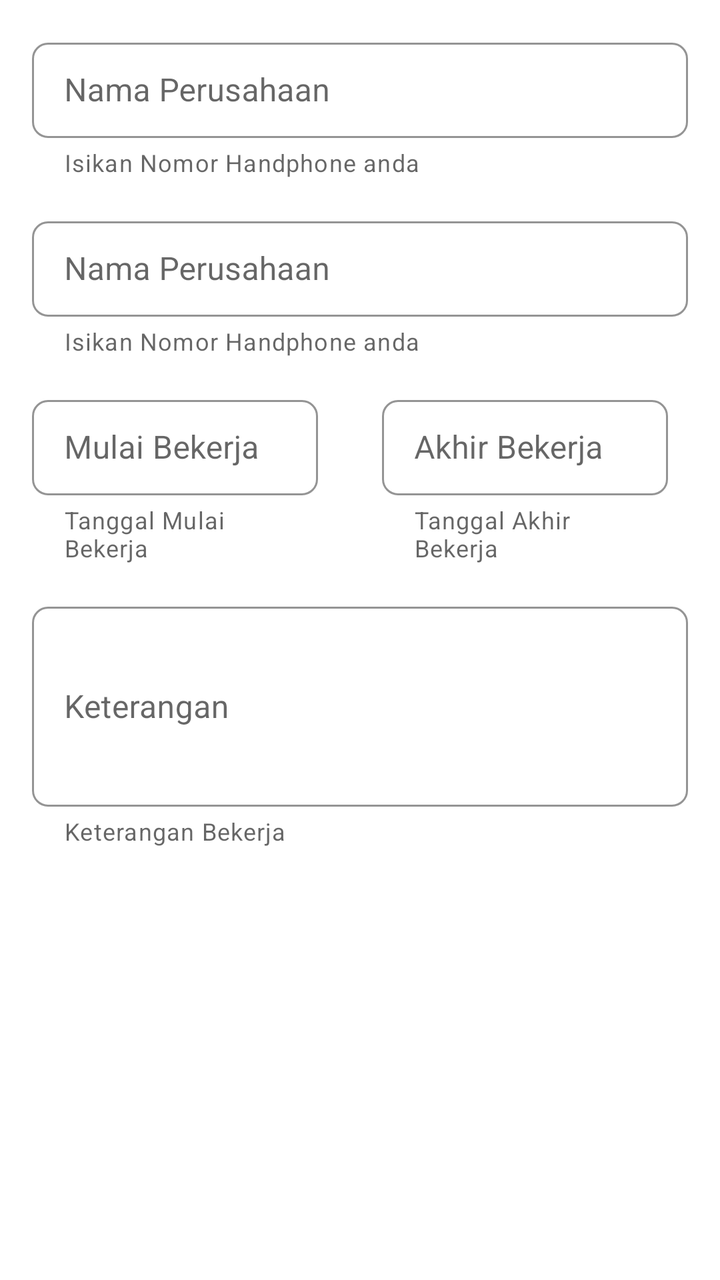
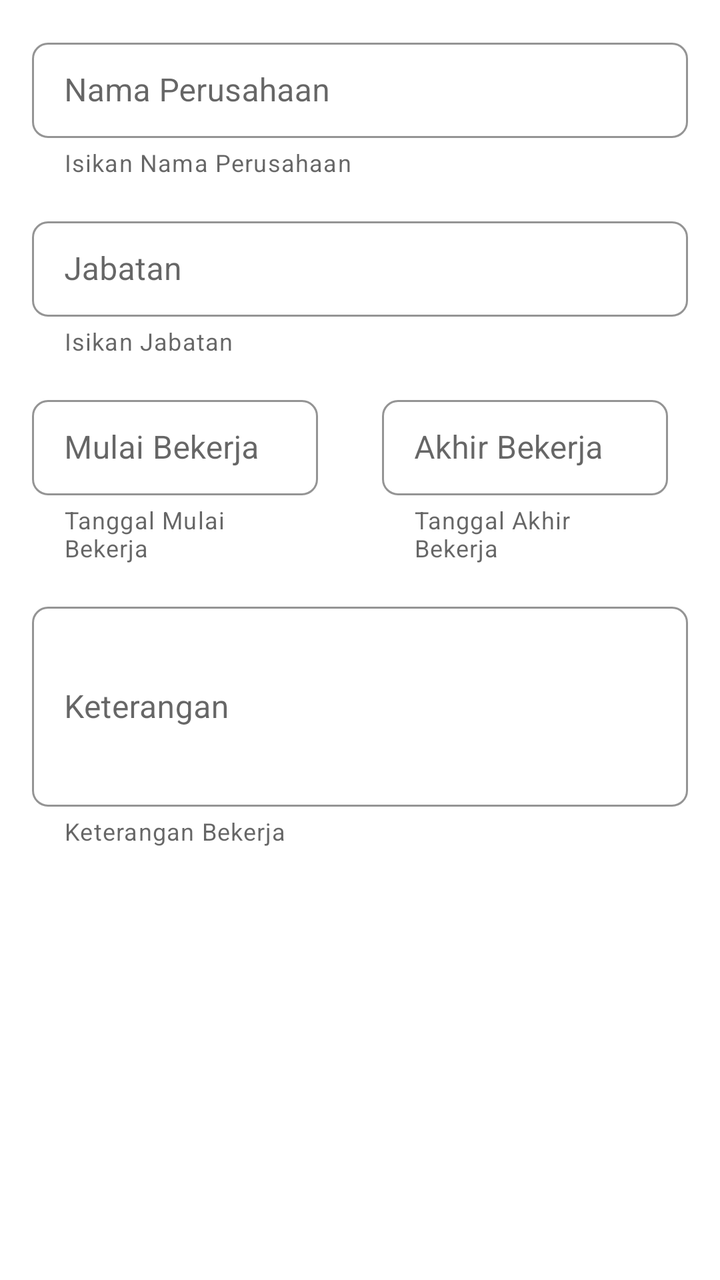

The first picture is an Android layout as it rendered before a commit; the second is the same layout after the commit. The layout source and the unified diff follow.
<!-- AndroidManifest.xml: application theme Theme.CVBuilder -->
<!-- res/layout/frag_pekerjaan.xml -->
<?xml version="1.0" encoding="utf-8"?>
<LinearLayout xmlns:android="http://schemas.android.com/apk/res/android"
    xmlns:app="http://schemas.android.com/apk/res-auto"
    xmlns:tools="http://schemas.android.com/tools"
    android:layout_width="match_parent"
    android:layout_height="match_parent"
    tools:context=".detail_user.EditKontakActivity"
    android:orientation="vertical">


    <com.google.android.material.textfield.TextInputLayout
        style="?attr/textInputOutlinedDenseStyle"
        android:id="@+id/nama_perusahaan"
        android:layout_width="match_parent"
        android:layout_height="wrap_content"
        android:hint="Nama Perusahaan"
        android:text="Nama Perusahaan"
        tools:ignore="MissingConstraints"
        app:hintTextColor="@color/black"
        app:boxStrokeColor="@color/black"
        app:boxStrokeErrorColor="@color/black"
        android:textAppearance="@color/black"
        app:shapeAppearance="@style/CustomShapeOVerlay"
        android:enabled="true"
        app:endIconMode="clear_text"
        app:boxStrokeWidthFocused="2dp"
        android:paddingTop="16dp"
        android:paddingLeft="16dp"
        android:paddingRight="16dp"
        app:hintAnimationEnabled="true"
        app:helperText="Isikan Nomor Handphone anda"
        >

        <com.google.android.material.textfield.TextInputEditText
            android:layout_width="match_parent"
            android:layout_height="wrap_content"
            android:id="@+id/nama_perusahaan_et"
            />


    </com.google.android.material.textfield.TextInputLayout>

    <com.google.android.material.textfield.TextInputLayout
        style="?attr/textInputOutlinedDenseStyle"
        android:id="@+id/jabatan_perusahaan"
        android:layout_width="match_parent"
        android:layout_height="wrap_content"
        android:hint="Nama Perusahaan"
        android:text="Nama Perusahaan"
        tools:ignore="MissingConstraints"
        app:hintTextColor="@color/black"
        app:boxStrokeColor="@color/black"
        app:boxStrokeErrorColor="@color/black"
        android:textAppearance="@color/black"
        app:shapeAppearance="@style/CustomShapeOVerlay"
        android:enabled="true"
        app:endIconMode="clear_text"
        app:boxStrokeWidthFocused="2dp"
        android:paddingTop="16dp"
        android:paddingLeft="16dp"
        android:paddingRight="16dp"
        app:hintAnimationEnabled="true"
        app:helperText="Isikan Nomor Handphone anda"
        >

        <com.google.android.material.textfield.TextInputEditText
            android:layout_width="match_parent"
            android:layout_height="wrap_content"
            android:id="@+id/jabatan_pengalaman_et"
            />


    </com.google.android.material.textfield.TextInputLayout>


    <LinearLayout
        android:layout_width="match_parent"
        android:layout_height="wrap_content">

        <com.google.android.material.textfield.TextInputLayout
            android:id="@+id/mulai_bekerja"
            style="?attr/textInputOutlinedDenseStyle"
            android:layout_width="175dp"
            android:layout_height="wrap_content"
            android:enabled="true"
            android:hint="Mulai Bekerja"
            android:paddingLeft="16dp"
            android:paddingTop="16dp"
            android:paddingRight="16dp"
            android:text="Mulai Bekerja"
            android:textAppearance="@color/black"
            app:boxStrokeColor="@color/black"
            app:boxStrokeErrorColor="@color/black"
            app:boxStrokeWidthFocused="2dp"
            app:endIconMode="clear_text"
            app:helperText="Tanggal Mulai Bekerja"
            app:hintAnimationEnabled="true"
            app:hintTextColor="@color/black"
            app:layout_constraintEnd_toEndOf="parent"
            app:layout_constraintTop_toBottomOf="@+id/nama_perusahaan"
            app:shapeAppearance="@style/CustomShapeOVerlay"
            tools:ignore="MissingConstraints">

            <com.google.android.material.textfield.TextInputEditText
                android:id="@+id/mulai_bekerja_et"
                android:layout_width="match_parent"
                android:layout_height="wrap_content" />

        </com.google.android.material.textfield.TextInputLayout>

        <com.google.android.material.textfield.TextInputLayout
            android:id="@+id/akhir_bekerja"
            style="?attr/textInputOutlinedDenseStyle"
            android:layout_width="175dp"
            android:layout_height="wrap_content"
            android:enabled="true"
            android:hint="Akhir Bekerja"
            android:paddingLeft="16dp"
            android:paddingTop="16dp"
            android:paddingRight="16dp"
            android:text="Akhir Bekerja"
            android:textAppearance="@color/black"
            app:boxStrokeColor="@color/black"
            app:boxStrokeErrorColor="@color/black"
            app:boxStrokeWidthFocused="2dp"
            app:endIconMode="clear_text"
            app:helperText="Tanggal Akhir Bekerja"
            app:hintAnimationEnabled="true"
            app:hintTextColor="@color/black"
            app:layout_constraintEnd_toEndOf="parent"
            app:layout_constraintTop_toBottomOf="@+id/nama_perusahaan"
            app:shapeAppearance="@style/CustomShapeOVerlay"
            tools:ignore="MissingConstraints">

            <com.google.android.material.textfield.TextInputEditText
                android:id="@+id/akhir_bekerja_et"
                android:layout_width="match_parent"
                android:layout_height="wrap_content" />

        </com.google.android.material.textfield.TextInputLayout>


    </LinearLayout>
    <com.google.android.material.textfield.TextInputLayout
        android:id="@+id/keterangan_bekerja"
        style="?attr/textInputOutlinedDenseStyle"
        android:layout_width="match_parent"
        android:layout_height="wrap_content"
        android:enabled="true"
        android:hint="Keterangan"
        android:paddingLeft="16dp"
        android:paddingTop="16dp"
        android:paddingRight="16dp"
        android:text="Keterangan"
        android:textAppearance="@color/black"
        app:boxStrokeColor="@color/black"
        app:boxStrokeErrorColor="@color/black"
        app:boxStrokeWidthFocused="2dp"
        app:endIconMode="clear_text"
        app:hintAnimationEnabled="true"
        app:hintTextColor="@color/black"
        app:layout_constraintTop_toBottomOf="@+id/email"
        app:shapeAppearance="@style/CustomShapeOVerlay"
        app:helperText="Keterangan Bekerja"
        tools:ignore="MissingConstraints">

        <com.google.android.material.textfield.TextInputEditText
            android:layout_width="match_parent"
            android:layout_height="100dp"
            android:id="@+id/keterangan_bekerja_et"/>

    </com.google.android.material.textfield.TextInputLayout>

</LinearLayout>
<!-- resources referenced by this layout -->
<resources>
  <color name="black">#000000</color>
  <style name="CustomShapeOVerlay" parent="">
          <item name="cornerFamily">rounded</item>
          <item name="cornerSizeTopLeft">8dp</item>
          <item name="cornerSizeTopRight">8dp</item>
          <item name="cornerSizeBottomRight">8dp</item>
          <item name="cornerSizeBottomLeft">8dp</item>
      </style>
  <style name="Theme.CVBuilder" parent="Theme.MaterialComponents.DayNight.DarkActionBar">
          
          <item name="colorPrimary">@color/lavender</item>
          <item name="colorPrimaryVariant">@color/lavender</item>
          <item name="colorOnPrimary">@color/lavender</item>
          
          <item name="colorSecondary">@color/lavender</item>
          <item name="colorSecondaryVariant">@color/lavender</item>
          <item name="colorOnSecondary">@color/lavender</item>
          
          <item name="android:statusBarColor" tools:targetApi="l">?attr/colorPrimaryVariant</item>
          
          <item name="android:textColor">@color/red</item>
      </style>
  <color name="lavender">#E6E6FA</color>
  <color name="red">#FF0000</color>
</resources>

<!-- the commit's change to res/layout/frag_pekerjaan.xml (unified diff, before → after) -->
@@ -28,7 +28,7 @@
         android:paddingLeft="16dp"
         android:paddingRight="16dp"
         app:hintAnimationEnabled="true"
-        app:helperText="Isikan Nomor Handphone anda"
+        app:helperText="Isikan Nama Perusahaan"
         >
 
         <com.google.android.material.textfield.TextInputEditText
@@ -45,8 +45,8 @@
         android:id="@+id/jabatan_perusahaan"
         android:layout_width="match_parent"
         android:layout_height="wrap_content"
-        android:hint="Nama Perusahaan"
-        android:text="Nama Perusahaan"
+        android:hint="Jabatan"
+        android:text="Jabatan"
         tools:ignore="MissingConstraints"
         app:hintTextColor="@color/black"
         app:boxStrokeColor="@color/black"
@@ -60,7 +60,7 @@
         android:paddingLeft="16dp"
         android:paddingRight="16dp"
         app:hintAnimationEnabled="true"
-        app:helperText="Isikan Nomor Handphone anda"
+        app:helperText="Isikan Jabatan"
         >
 
         <com.google.android.material.textfield.TextInputEditText
